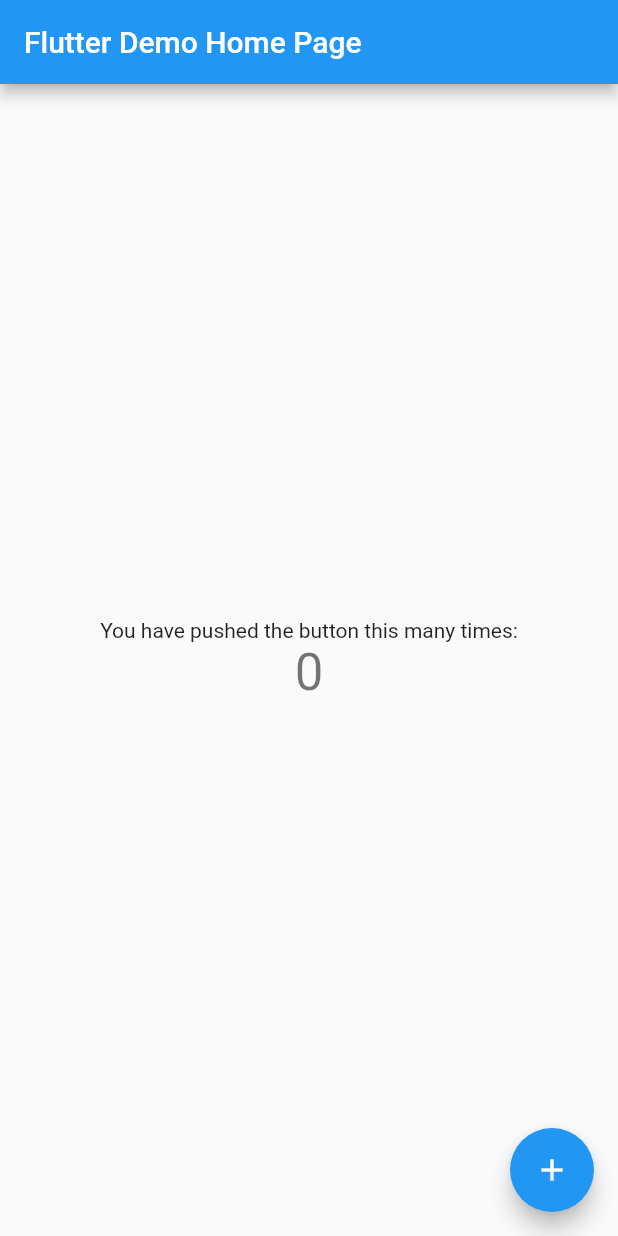
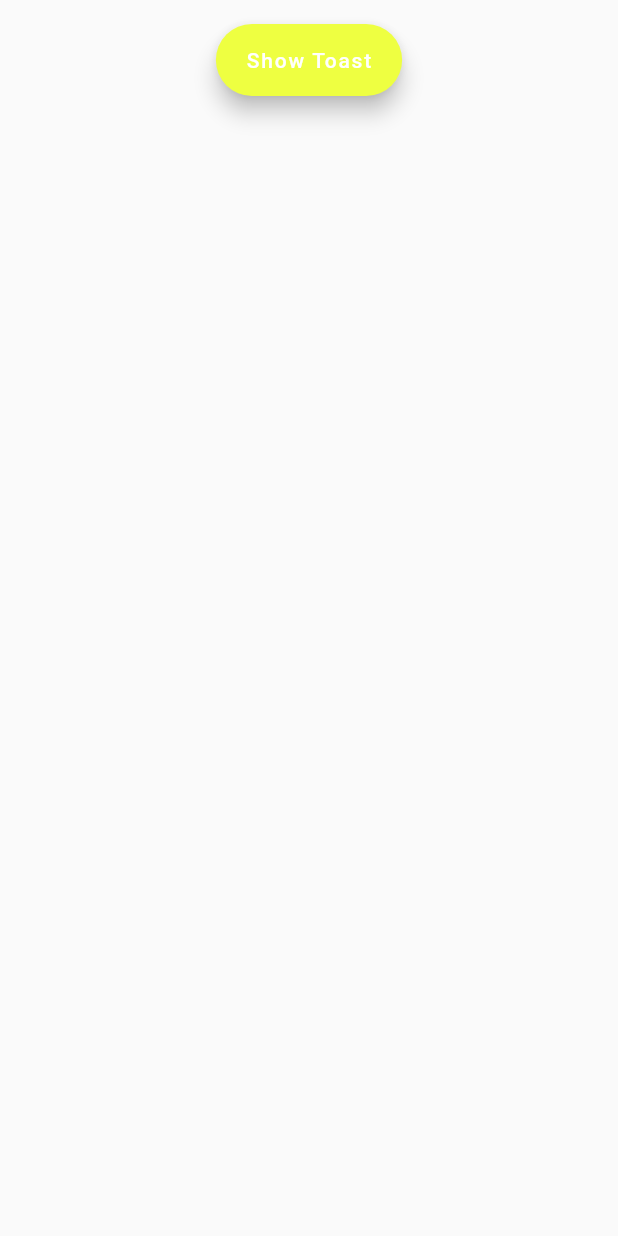
Before and after one commit to Ghazal-Jamalzadeh/flutter_getx_toturial, a Flutter app: the screen it shows after launch, on a phone screen of 412 x 824 dp. Run offline on Flutter 3.47's test engine with Material 2 defaults, Android fonts, the phone set to English and light mode, and no system bars; our stand-ins replace get.

Commit message:
base structure

```diff
--- a/lib/main.dart
+++ b/lib/main.dart
@@ -1,4 +1,6 @@
 import 'package:flutter/material.dart';
+
+import 'screens/main_screen.dart';
 
 void main() {
   runApp(const MyApp());
@@ -11,105 +13,11 @@ class MyApp extends StatelessWidget {
   @override
   Widget build(BuildContext context) {
     return MaterialApp(
-      title: 'Flutter Demo',
+      title: 'Flutter GetX Tutorial',
       theme: ThemeData(
-        // This is the theme of your application.
-        //
-        // Try running your application with "flutter run". You'll see the
-        // application has a blue toolbar. Then, without quitting the app, try
-        // changing the primarySwatch below to Colors.green and then invoke
-        // "hot reload" (press "r" in the console where you ran "flutter run",
-        // or simply save your changes to "hot reload" in a Flutter IDE).
-        // Notice that the counter didn't reset back to zero; the application
-        // is not restarted.
-        primarySwatch: Colors.blue,
+        primarySwatch: Colors.lime,
       ),
-      home: const MyHomePage(title: 'Flutter Demo Home Page'),
+      home: const MainScreen(),
     );
   }
 }
-
-class MyHomePage extends StatefulWidget {
-  const MyHomePage({super.key, required this.title});
-
-  // This widget is the home page of your application. It is stateful, meaning
-  // that it has a State object (defined below) that contains fields that affect
-  // how it looks.
-
-  // This class is the configuration for the state. It holds the values (in this
-  // case the title) provided by the parent (in this case the App widget) and
-  // used by the build method of the State. Fields in a Widget subclass are
-  // always marked "final".
-
-  final String title;
-
-  @override
-  State<MyHomePage> createState() => _MyHomePageState();
-}
-
-class _MyHomePageState extends State<MyHomePage> {
-  int _counter = 0;
-
-  void _incrementCounter() {
-    setState(() {
-      // This call to setState tells the Flutter framework that something has
-      // changed in this State, which causes it to rerun the build method below
-      // so that the display can reflect the updated values. If we changed
-      // _counter without calling setState(), then the build method would not be
-      // called again, and so nothing would appear to happen.
-      _counter++;
-    });
-  }
-
-  @override
-  Widget build(BuildContext context) {
-    // This method is rerun every time setState is called, for instance as done
-    // by the _incrementCounter method above.
-    //
-    // The Flutter framework has been optimized to make rerunning build methods
-    // fast, so that you can just rebuild anything that needs updating rather
-    // than having to individually change instances of widgets.
-    return Scaffold(
-      appBar: AppBar(
-        // Here we take the value from the MyHomePage object that was created by
-        // the App.build method, and use it to set our appbar title.
-        title: Text(widget.title),
-      ),
-      body: Center(
-        // Center is a layout widget. It takes a single child and positions it
-        // in the middle of the parent.
-        child: Column(
-          // Column is also a layout widget. It takes a list of children and
-          // arranges them vertically. By default, it sizes itself to fit its
-          // children horizontally, and tries to be as tall as its parent.
-          //
-          // Invoke "debug painting" (press "p" in the console, choose the
-          // "Toggle Debug Paint" action from the Flutter Inspector in Android
-          // Studio, or the "Toggle Debug Paint" command in Visual Studio Code)
-          // to see the wireframe for each widget.
-          //
-          // Column has various properties to control how it sizes itself and
-          // how it positions its children. Here we use mainAxisAlignment to
-          // center the children vertically; the main axis here is the vertical
-          // axis because Columns are vertical (the cross axis would be
-          // horizontal).
-          mainAxisAlignment: MainAxisAlignment.center,
-          children: <Widget>[
-            const Text(
-              'You have pushed the button this many times:',
-            ),
-            Text(
-              '$_counter',
-              style: Theme.of(context).textTheme.headline4,
-            ),
-          ],
-        ),
-      ),
-      floatingActionButton: FloatingActionButton(
-        onPressed: _incrementCounter,
-        tooltip: 'Increment',
-        child: const Icon(Icons.add),
-      ), // This trailing comma makes auto-formatting nicer for build methods.
-    );
-  }
-}
--- /dev/null
+++ b/lib/screens/main_screen.dart
@@ -0,0 +1,36 @@
+import 'package:flutter/material.dart';
+import 'package:flutter_getx_toturial/widgets/main_row_item.dart';
+import 'package:get/get.dart';
+
+class MainScreen extends StatelessWidget {
+  const MainScreen({Key? key}) : super(key: key);
+
+  @override
+  Widget build(BuildContext context) {
+    return GetMaterialApp(
+      home: Scaffold(
+        body: SafeArea(
+          child: SingleChildScrollView(
+            child: Padding(
+              padding: const EdgeInsets.all(16.0),
+              child: SizedBox(
+                width: double.infinity,
+                child: Column(
+                  mainAxisAlignment: MainAxisAlignment.start,
+                  crossAxisAlignment: CrossAxisAlignment.center,
+                  children: [
+                    /* Toast */
+                    MainRowItem(title: 'Show Toast', color: Colors.red, onTap:(){
+
+                    } )
+                  ],
+                ),
+              ),
+            ),
+          ),
+
+        ),
+      ),
+    );
+  }
+}
--- /dev/null
+++ b/lib/widgets/main_row_item.dart
@@ -0,0 +1,17 @@
+import 'package:flutter/cupertino.dart';
+import 'package:flutter/material.dart';
+
+class MainRowItem extends StatelessWidget {
+  String title ;
+  Color color ;
+  Function onTap ;
+  MainRowItem({Key? key , required this.title , required this.color, required this.onTap}) : super(key: key);
+
+  @override
+  Widget build(BuildContext context) {
+    return FloatingActionButton.extended(
+        backgroundColor: Colors.limeAccent,
+        onPressed: onTap(),
+        label: Text(title));
+  }
+}
```
Also changed, not shown: 1 other file.
